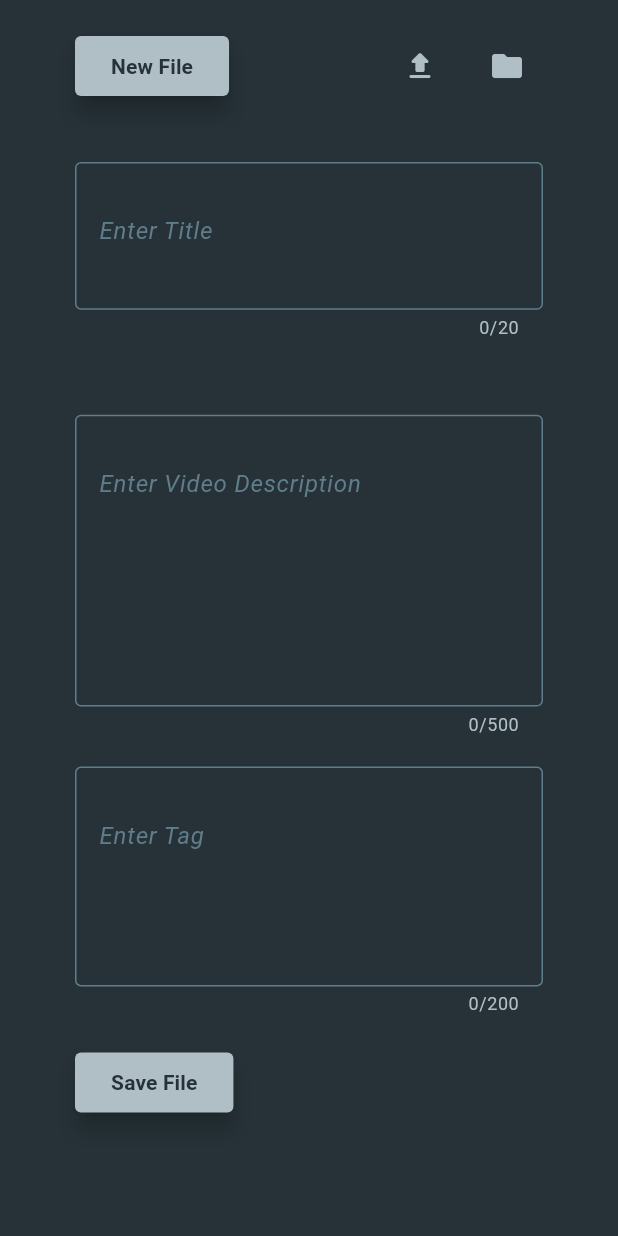
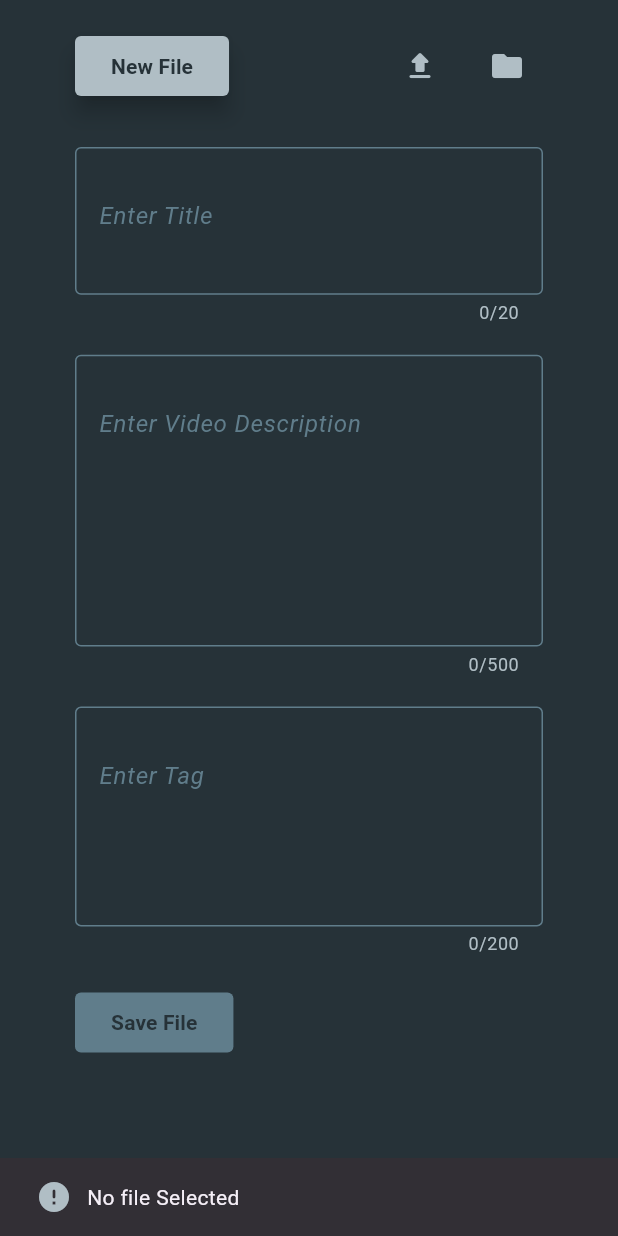
Before and after one commit to Jahmia-Hezron/intro-to-desktop-dev, a Flutter app: the screen it shows after launch, after a tap on the "upload" icon, on a phone screen of 412 x 824 dp. Run offline on Flutter 3.47's test engine with Material 3 defaults, Android fonts, the phone set to English and light mode, and no system bars; our stand-ins replace file_picker; missing offline and left inert: date_time_format.

Commit message:
Adds button functionality

```diff
--- a/lib/src/screens/contents/home_screen.dart
+++ b/lib/src/screens/contents/home_screen.dart
@@ -19,6 +19,7 @@ class _HomeScreenState extends State<HomeScreen>
   void initState() {
     super.initState();
     _controller = AnimationController(vsync: this);
+    addListeners();
   }
 
   void addListeners() {
@@ -73,7 +74,7 @@ class _HomeScreenState extends State<HomeScreen>
   Widget _buildNewFileButton() {
     return Button(
       buttonText: 'New File',
-      onPressed: () => null,
+      onPressed: () => fileService.newFile(context),
       textColor: AppTheme.primary,
       backgroundColor: AppTheme.tertiary,
       disabledBackgroundColor: AppTheme.secondary,
@@ -81,19 +82,24 @@ class _HomeScreenState extends State<HomeScreen>
   }
 
   Widget _buildHeaderRow() {
-    return Row(
+    return Padding(
+      padding: const EdgeInsets.only(bottom: 20.0),
+      child: Row(
         mainAxisAlignment: MainAxisAlignment.spaceBetween,
         children: [
           _buildNewFileButton(),
           Row(
             mainAxisAlignment: MainAxisAlignment.spaceEvenly,
             children: [
-            _buildActionButton(Icons.upload_rounded, () {}),
+              _buildActionButton(
+                  Icons.upload_rounded, () => fileService.uploadFIle(context)),
               const SizedBox(width: 10),
-            _buildActionButton(Icons.folder, () {}),
+              _buildActionButton(
+                  Icons.folder, () => fileService.newDirectory(context)),
             ],
           ),
         ],
+      ),
     );
   }
 
@@ -104,7 +110,9 @@ class _HomeScreenState extends State<HomeScreen>
         children: [
           Button(
             buttonText: 'Save File',
-            onPressed: () => null,
+            onPressed: fileService.fieldsNotEmpty
+                ? () => fileService.saveContent(context)
+                : null,
             textColor: AppTheme.primary,
             backgroundColor: AppTheme.tertiary,
             disabledBackgroundColor: AppTheme.secondary,
@@ -123,14 +131,11 @@ class _HomeScreenState extends State<HomeScreen>
           padding: const EdgeInsets.symmetric(horizontal: 50.0, vertical: 20.0),
           children: [
             _buildHeaderRow(),
-            Padding(
-              padding: const EdgeInsets.symmetric(vertical: 30.0),
-              child: TextArea(
+            TextArea(
               hintText: 'Enter Title',
               maxLength: 20,
               maxLines: 2,
               controller: fileService.titleController,
-              ),
             ),
             TextArea(
               hintText: 'Enter Video Description',
--- a/lib/src/services/contents/file_services.dart
+++ b/lib/src/services/contents/file_services.dart
@@ -1,8 +1,105 @@
+import 'dart:io';
+import 'package:date_time_format/date_time_format.dart';
+import 'package:desktop_practice/src/utils/utils_export.dart';
+import 'package:file_picker/file_picker.dart';
 import 'package:flutter/material.dart';
 
 class FileService {
   final TextEditingController titleController = TextEditingController();
   final TextEditingController descriptionController = TextEditingController();
   final TextEditingController tagsController = TextEditingController();
+
   bool fieldsNotEmpty = false;
+
+  File? _selectedFile;
+  String _selectedDirectory = '';
+
+  static String getTodayDate() {
+    final now = DateTime.now();
+    final formattedDate = DateTimeFormat.format(now, format: 'yyy-MM-dd');
+    return formattedDate;
+  }
+
+  void saveContent(context) async {
+    final title = titleController.text;
+    final description = descriptionController.text;
+    final tags = tagsController.text;
+
+    if (title.isEmpty || description.isEmpty || tags.isEmpty) {
+      SnackBarUtils.showSnackbar(
+          context, Icons.error_outlined, 'All fields are required');
+      return;
+    }
+
+    final textContent =
+        'Title: \n\n $title \n\n Decription: \n\n $description \n\n tags: \n\n $tags';
+    try {
+      if (_selectedFile != null) {
+        await _selectedFile!.writeAsString(textContent);
+      } else {
+        final todayDate = getTodayDate();
+        String metaDataDirPath = _selectedDirectory;
+        if (metaDataDirPath.isEmpty) {
+          final directory = await FilePicker.platform.getDirectoryPath();
+          _selectedDirectory = metaDataDirPath = directory!;
+        } else {
+          final filePath =
+              '$metaDataDirPath/$todayDate - $title - Metadata.txt';
+          final newFile = File(filePath);
+          await newFile.writeAsString(textContent);
+        }
+        SnackBarUtils.showSnackbar(
+            context, Icons.check_circle, 'File saved successfully');
+      }
+    } catch (error) {
+      SnackBarUtils.showSnackbar(
+          context, Icons.error_outlined, 'File not saved');
+    }
+  }
+
+  void uploadFIle(context) async {
+    try {
+      FilePickerResult? result = await FilePicker.platform.pickFiles();
+      if (result != null) {
+        File file = File(result.files.single.path!);
+        _selectedFile = file;
+
+        final fileContent = await file.readAsString();
+        final lines = fileContent.split('\n\n');
+        titleController.text = lines[1];
+        descriptionController.text = lines[3];
+        tagsController.text = lines[5];
+        SnackBarUtils.showSnackbar(
+            context, Icons.upload_file_rounded, 'File uploaded');
+      } else {
+        SnackBarUtils.showSnackbar(
+            context, Icons.error_rounded, 'No file Selected');
+      }
+    } catch (error) {
+      SnackBarUtils.showSnackbar(
+          context, Icons.error_outlined, 'File not saved');
+    }
+  }
+
+  void newFile(context) {
+    _selectedFile = null;
+    titleController.clear();
+    descriptionController.clear();
+    tagsController.clear();
+    SnackBarUtils.showSnackbar(
+        context, Icons.upload_file_rounded, 'New file created');
+  }
+
+  void newDirectory(context) async {
+    try {
+      String? directory = await FilePicker.platform.getDirectoryPath();
+      _selectedDirectory = directory!;
+      _selectedFile = null;
+      SnackBarUtils.showSnackbar(
+          context, Icons.upload_file_rounded, 'New folder selected');
+    } catch (error) {
+      SnackBarUtils.showSnackbar(
+          context, Icons.error_outlined, 'No folder selected');
+    }
+  }
 }
--- a/lib/src/widgets/contents/text_field_widget.dart
+++ b/lib/src/widgets/contents/text_field_widget.dart
@@ -23,6 +23,11 @@ class TextArea extends StatefulWidget {
 
 class _TextAreaState extends State<TextArea> {
   final _focusNode = FocusNode();
+
+  @override
+  void initState() {
+    super.initState();
+  }
 
   @override
   void dispose() {
@@ -56,8 +61,8 @@ class _TextAreaState extends State<TextArea> {
               splashColor: AppTheme.secondary,
               disabledColor: AppTheme.secondary,
               onPressed: widget.controller.text.isNotEmpty
-                  ? null
-                  : () => copyToClipboard(context, widget.controller.text),
+                  ? () => copyToClipboard(context, widget.controller.text)
+                  : null,
             ),
             hintStyle: TextStyle(
                 color: AppTheme.secondary, fontStyle: FontStyle.italic),
--- a/pubspec.yaml
+++ b/pubspec.yaml
@@ -35,6 +35,8 @@ dependencies:
   # The following adds the Cupertino Icons font to your application.
   # Use with the CupertinoIcons class for iOS style icons.
   cupertino_icons: ^1.0.6
+  date_time_format: ^2.0.1
+  file_picker: ^8.0.2
 
 dev_dependencies:
   flutter_test:
```
Also changed, not shown: pubspec.lock. Lines whose indentation alone changed are shown as unchanged.
